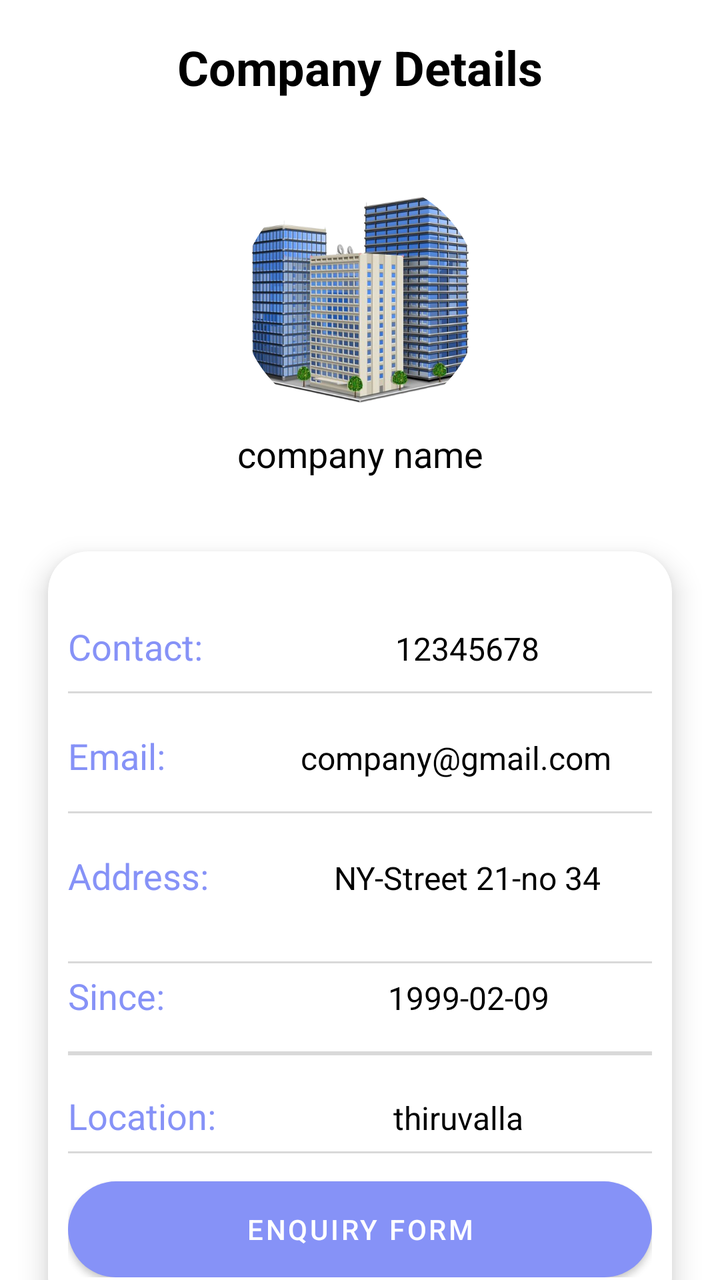
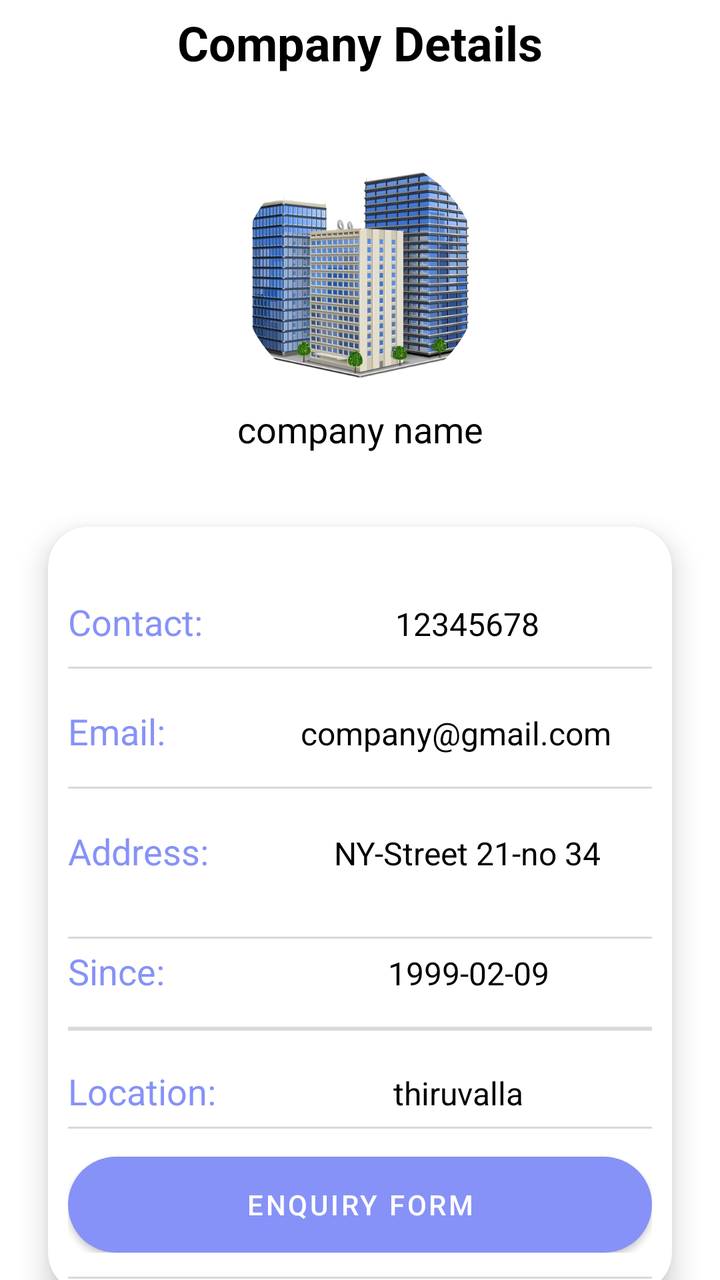

Two renders of the same Android screen: before a commit and after it. Below are the layout's source before the change and the commit's diff.
<!-- AndroidManifest.xml: application theme Base.Theme.GoBetween -->
<!-- res/layout/activity_company_details.xml -->
<?xml version="1.0" encoding="utf-8"?>
<LinearLayout
    xmlns:android="http://schemas.android.com/apk/res/android"
    xmlns:app="http://schemas.android.com/apk/res-auto"
    xmlns:tools="http://schemas.android.com/tools"
    android:layout_width="match_parent"
    android:layout_height="match_parent"
    android:orientation="vertical"
    tools:context=".CompanyDetails">
    <ImageView
        android:id="@+id/arrow"
        android:layout_width="35dp"
        android:layout_height="47dp"
        android:layout_gravity="start|center_vertical|center"
        android:layout_marginTop="15dp"
        android:src="@drawable/baseline_arrow_back_24" />

    <TextView
        android:layout_width="wrap_content"
        android:layout_height="wrap_content"
        android:id="@+id/detailName"
        android:text="Company Details"
        android:layout_marginTop="-45dp"
        android:textSize="24sp"
        android:textStyle="bold"
        android:layout_gravity="center"/>



    <com.google.android.material.imageview.ShapeableImageView
        android:id="@+id/logo"
        android:layout_width="120dp"
        android:layout_height="120dp"
        android:layout_gravity="center"
        android:layout_marginTop="40dp"
        android:scaleType="centerCrop"
        app:shapeAppearanceOverlay="@style/circle"
        android:src="@drawable/company" />

    <TextView
        android:id="@+id/companyname"
        android:layout_width="match_parent"
        android:layout_height="51dp"
        android:layout_marginTop="5dp"
        android:text="company name"
        android:textAlignment="center"
        android:textSize="18dp" />

    <androidx.cardview.widget.CardView
        android:id="@+id/linearLayout3"
        android:layout_width="match_parent"
        android:layout_height="383dp"
        android:layout_marginStart="24dp"
        android:layout_marginTop="10dp"
        android:layout_marginEnd="24dp"
        app:cardCornerRadius="20dp"
        app:cardElevation="8dp"
        android:layout_marginBottom="10dp"
        android:background="@drawable/white_background"
        android:elevation="3dp"
        android:orientation="vertical"
        app:layout_constraintBottom_toBottomOf="parent"
        app:layout_constraintEnd_toEndOf="parent"
        app:layout_constraintHorizontal_bias="1.0"
        app:layout_constraintStart_toStartOf="parent"
        app:layout_constraintTop_toBottomOf="@id/constraintLayout"
        app:layout_constraintVertical_bias="0.279"
        tools:layout_constraintStart_toEndOf="parent">

        <LinearLayout
            android:layout_width="match_parent"
            android:layout_height="wrap_content"
            android:layout_margin="10dp"
            android:layout_marginStart="10dp"
            android:layout_marginTop="24dp"
            android:layout_marginEnd="10dp"
            android:layout_marginBottom="10dp"
            android:orientation="horizontal"
            android:paddingTop="30dp">

            <TextView
                android:id="@+id/textView20"
                android:layout_width="wrap_content"
                android:layout_height="wrap_content"
                android:layout_weight="1"
                android:layout_marginTop="-5dp"
                android:text="Contact:"
                android:textColor="@color/lavender"
                android:textSize="18sp" />

            <TextView
                android:id="@+id/contact"
                android:layout_width="144dp"
                android:layout_height="wrap_content"
                android:layout_weight="1"
                android:layout_marginTop="-5dp"
                android:text="12345678"
                android:textAlignment="center"
                android:textSize="16sp" />

        </LinearLayout>

        <View
            android:id="@+id/view1"
            android:layout_width="match_parent"
            android:layout_height="1dp"
            android:layout_marginStart="10dp"
            android:layout_marginTop="70dp"
            android:layout_marginEnd="10dp"
            android:layout_marginBottom="6dp"
            android:background="#D9D9D9" />

        <LinearLayout
            android:layout_width="match_parent"
            android:layout_height="wrap_content"
            android:layout_margin="10dp"
            android:orientation="horizontal">

            <TextView
                android:id="@+id/textView31"
                android:layout_width="wrap_content"
                android:layout_height="wrap_content"
                android:layout_weight="1"
                android:layout_marginTop="80dp"
                android:text="Email:"
                android:textColor="@color/lavender"
                android:textSize="18sp" />

            <TextView
                android:id="@+id/email"
                android:layout_width="148dp"
                android:layout_height="wrap_content"
                android:layout_weight="1"
                android:layout_marginTop="80dp"
                android:text="company@gmail.com"
                android:textAlignment="center"
                android:textSize="16sp" />

        </LinearLayout>

        <View
            android:id="@+id/view5"
            android:layout_width="match_parent"
            android:layout_height="1dp"
            android:layout_marginStart="10dp"
            android:layout_marginTop="130dp"
            android:layout_marginEnd="10dp"
            android:layout_marginBottom="6dp"
            android:background="#D9D9D9" />

        <LinearLayout
            android:layout_width="match_parent"
            android:layout_height="wrap_content"
            android:layout_margin="10dp"
            android:orientation="horizontal">

            <TextView
                android:id="@+id/textView22"
                android:layout_width="wrap_content"
                android:layout_height="wrap_content"
                android:layout_weight="1"
                android:layout_marginTop="140dp"
                android:text="Address:"
                android:textColor="@color/lavender"
                android:textSize="18sp" />

            <TextView
                android:id="@+id/address"
                android:layout_width="148dp"
                android:layout_height="wrap_content"
                android:layout_weight="1"
                android:layout_marginTop="140dp"
                android:layout_marginBottom="5dp"
                android:text="NY-Street 21-no 34"
                android:textAlignment="center"
                android:textSize="16sp" />

        </LinearLayout>

        <View
            android:id="@+id/view2"
            android:layout_width="match_parent"
            android:layout_height="1dp"
            android:layout_marginStart="10dp"
            android:layout_marginTop="205dp"
            android:layout_marginEnd="10dp"
            android:layout_marginBottom="6dp"
            android:background="#D9D9D9" />

        <LinearLayout
            android:layout_width="match_parent"
            android:layout_height="wrap_content"
            android:layout_margin="10dp"
            android:orientation="horizontal">

            <TextView
                android:id="@+id/textView24"
                android:layout_width="wrap_content"
                android:layout_height="wrap_content"
                android:layout_weight="1"
                android:layout_marginTop="200dp"
                android:text="Since:"
                android:textColor="@color/lavender"
                android:textSize="18sp" />

            <TextView
                android:id="@+id/since"
                android:layout_width="122dp"
                android:layout_height="wrap_content"
                android:layout_weight="1"
                android:layout_marginTop="200dp"
                android:text="1999-02-09"
                android:textAlignment="center"
                android:textSize="16sp" />

        </LinearLayout>

        <View
            android:id="@+id/view3"
            android:layout_width="match_parent"
            android:layout_height="2dp"
            android:layout_marginStart="10dp"
            android:layout_marginTop="250dp"
            android:layout_marginEnd="10dp"
            android:layout_marginBottom="6dp"
            android:background="#D9D9D9" />

        <LinearLayout
            android:layout_width="match_parent"
            android:layout_height="wrap_content"
            android:layout_margin="10dp"
            android:orientation="horizontal">

            <TextView
                android:id="@+id/textView26"
                android:layout_width="wrap_content"
                android:layout_height="wrap_content"
                android:layout_weight="1"
                android:layout_marginTop="260dp"
                android:text="Location:"
                android:textColor="@color/lavender"
                android:textSize="18sp" />

            <TextView
                android:id="@+id/location"
                android:layout_width="169dp"
                android:layout_height="wrap_content"
                android:layout_weight="1"
                android:layout_marginTop="260dp"
                android:text="thiruvalla"
                android:textAlignment="center"
                android:textSize="16sp" />

        </LinearLayout>

        <View
            android:id="@+id/view4"
            android:layout_width="match_parent"
            android:layout_height="1dp"
            android:layout_marginStart="10dp"
            android:layout_marginTop="300dp"
            android:layout_marginEnd="10dp"
            android:layout_marginBottom="6dp"
            android:background="#D9D9D9" />

        <View
            android:id="@+id/view6"
            android:layout_width="match_parent"
            android:layout_height="1dp"
            android:layout_marginStart="10dp"
            android:layout_marginTop= "375dp"
            android:layout_marginEnd="10dp"
            android:layout_marginBottom="6dp"
            android:background="#D9D9D9" />
        <LinearLayout
            android:layout_width="match_parent"
            android:layout_height="wrap_content"
            android:layout_margin="10dp">
            <Button
                android:id="@+id/b1"
                android:layout_width="match_parent"
                android:layout_height="wrap_content"
                android:layout_marginTop="305dp"
                android:background="@drawable/background_button1"
                android:text="Enquiry Form" />
        </LinearLayout>
    </androidx.cardview.widget.CardView>
</LinearLayout>
<!-- resources referenced by this layout -->
<resources>
  <color name="lavender">#8692f7</color>
  <!-- drawable background_button1 (drawable) -->
  <?xml version="1.0" encoding="utf-8"?>
  <selector
      xmlns:android="http://schemas.android.com/apk/res/android">
  <item>
      <shape android:shape="rectangle"
          android:layout_width="match_parent"
          android:layout_height="50dp">
          <solid android:color="@color/green"/>
          <corners android:radius="50dp"/>
      </shape>
  </item>
  </selector>
  <!-- drawable baseline_arrow_back_24 (drawable) -->
  <vector android:autoMirrored="true" android:height="24dp"
      android:viewportHeight="24"
      android:viewportWidth="24" android:width="24dp" xmlns:android="http://schemas.android.com/apk/res/android">
      <path android:fillColor="@color/white" android:pathData="M20,11H7.83l5.59,-5.59L12,4l-8,8 8,8 1.41,-1.41L7.83,13H20v-2z"/>
  </vector>
  <!-- drawable company: png bitmap (drawable, 387835 bytes) -->
  <!-- drawable white_background (drawable) -->
  <?xml version="1.0" encoding="utf-8"?>
  <selector xmlns:android="http://schemas.android.com/apk/res/android">
  <item>
      <shape android:shape="rectangle">
          <solid android:color="@color/white"/>
          <corners android:radius="26dp"/>
      </shape>
  </item>
  </selector>
  <style name="circle">
          <item name="cornerSize">50%</item>
      </style>
  <style name="Base.Theme.GoBetween" parent="Theme.MaterialComponents.DayNight.NoActionBar">
          
          
  
      <item name="colorPrimary">@color/lavender</item>
      <item name="colorPrimaryVariant">@color/lavender</item>
      <item name="colorOnPrimary">@color/white</item>
  
      <item name="colorSecondary">@color/teal_200</item>
      <item name="colorSecondaryVariant">@color/teal_700</item>
      <item name="colorOnSecondary">@color/black</item>
          <item name="android:textColor">@color/black</item>
  
      <item name="android:statusBarColor">@color/white</item>
      </style>
  <color name="green">#7FD620</color>
  <color name="white">#FFFFFFFF</color>
  <color name="teal_200">#FF03DAC5</color>
  <color name="teal_700">#FF018786</color>
  <color name="black">#FF000000</color>
</resources>

<!-- the commit's change to res/layout/activity_company_details.xml (unified diff, before → after) -->
@@ -7,26 +7,15 @@
     android:layout_height="match_parent"
     android:orientation="vertical"
     tools:context=".CompanyDetails">
-    <ImageView
-        android:id="@+id/arrow"
-        android:layout_width="35dp"
-        android:layout_height="47dp"
-        android:layout_gravity="start|center_vertical|center"
-        android:layout_marginTop="15dp"
-        android:src="@drawable/baseline_arrow_back_24" />
-
     <TextView
         android:layout_width="wrap_content"
         android:layout_height="wrap_content"
         android:id="@+id/detailName"
         android:text="Company Details"
-        android:layout_marginTop="-45dp"
+        android:layout_marginTop="5dp"
         android:textSize="24sp"
         android:textStyle="bold"
         android:layout_gravity="center"/>
-
-
-
     <com.google.android.material.imageview.ShapeableImageView
         android:id="@+id/logo"
         android:layout_width="120dp"
<!-- resource entries referenced after the edit -->
@@ -14,12 +14,6 @@
       </shape>
   </item>
   </selector>
-  <!-- drawable baseline_arrow_back_24 (drawable) -->
-  <vector android:autoMirrored="true" android:height="24dp"
-      android:viewportHeight="24"
-      android:viewportWidth="24" android:width="24dp" xmlns:android="http://schemas.android.com/apk/res/android">
-      <path android:fillColor="@color/white" android:pathData="M20,11H7.83l5.59,-5.59L12,4l-8,8 8,8 1.41,-1.41L7.83,13H20v-2z"/>
-  </vector>
   <!-- drawable company: png bitmap (drawable, 387835 bytes) -->
   <!-- drawable white_background (drawable) -->
   <?xml version="1.0" encoding="utf-8"?>
